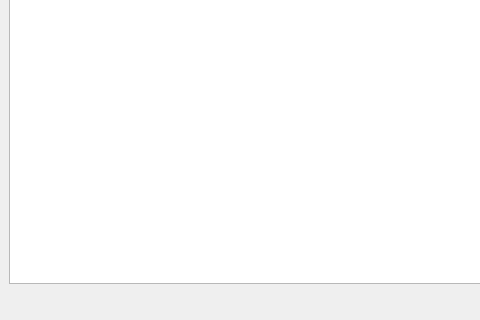
Before: the Qt Designer form trunk/maestro/plugins/views/reboot/RebootViewerBase.ui in patrickhartling/maestro, drawn with Qt 5; both pictures show x 0 to 480 and y 91 to 411 of the 591 by 411 pixel window.
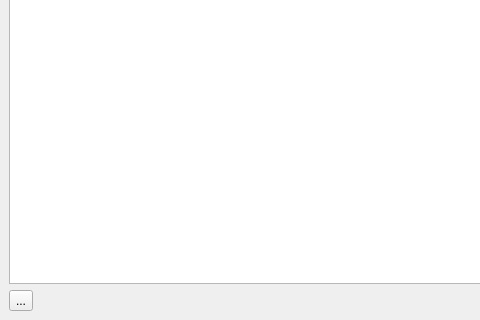
After: the same form once the commit is applied. Icons and pictures are not drawn.

Patch:
```diff
--- a/trunk/maestro/plugins/views/reboot/RebootViewerBase.ui
+++ b/trunk/maestro/plugins/views/reboot/RebootViewerBase.ui
@@ -129,6 +129,22 @@
      <property name="spacing" >
       <number>6</number>
      </property>
+     <item>
+      <widget class="QToolButton" name="mRefreshBtn" >
+       <property name="text" >
+        <string>...</string>
+       </property>
+       <property name="icon" >
+        <iconset resource="../../../MaestroResource.qrc" >:/Maestro/images/reload.png</iconset>
+       </property>
+       <property name="iconSize" >
+        <size>
+         <width>24</width>
+         <height>24</height>
+        </size>
+       </property>
+      </widget>
+     </item>
      <item>
       <spacer>
        <property name="orientation" >
```
Left out of the diff: 9 changed lines with no effect on the pictures.
